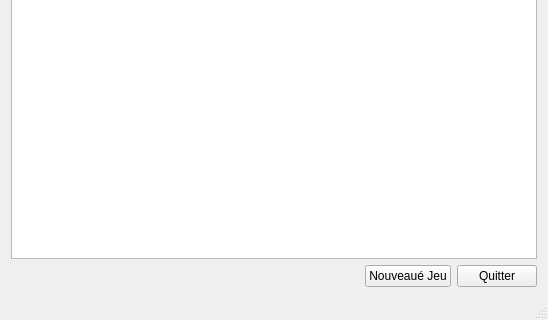
Qt form preprojet/CV/Gauffre/GameWindow.ui (paboccard/Projet_Prog_Jeu) before a commit; both pictures show x 0 to 548 and y 206 to 526 of the 548 by 526 pixel window.
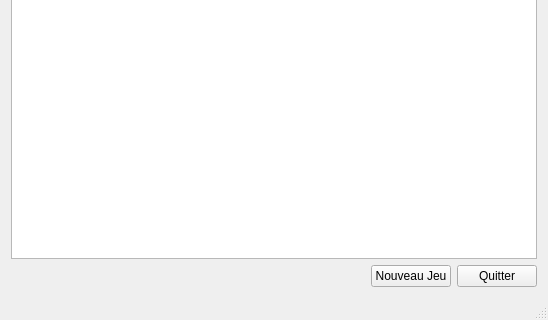
The same form after that commit.

Commit message: ajout des shortcut

What changed in the file:
```diff
--- a/preprojet/CV/Gauffre/GameWindow.ui
+++ b/preprojet/CV/Gauffre/GameWindow.ui
@@ -45,7 +45,7 @@
          <string/>
         </property>
         <property name="text">
-         <string>Nouveaué Jeu</string>
+         <string>Nouveau Jeu</string>
         </property>
        </widget>
       </item>
```
Left out of the diff: 8 changed lines with no effect on the pictures.
